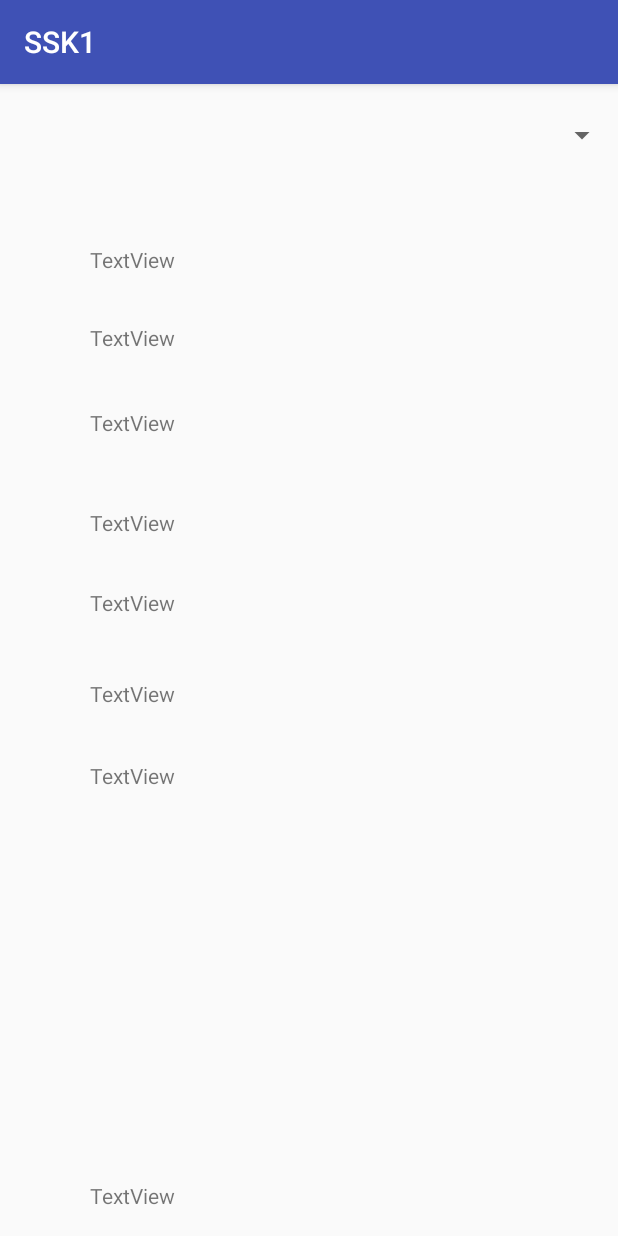
After one commit to Bengaluru18/team-13, an Android app: the vi screen opened directly, with no data from a screen before it, on a phone screen of 412 x 824 dp. The commit adds this screen. Run offline under Robolectric (Android 15) with nearby library versions, the phone set to English and light mode, and no system bars.

Commit message:
ui merged

```diff
--- a/Android/SSK1/app/src/main/AndroidManifest.xml
+++ b/Android/SSK1/app/src/main/AndroidManifest.xml
@@ -25,7 +25,11 @@
             </intent-filter>
         </activity>
         <activity android:name=".MainActivity" />
-        <activity android:name=".DocActivity"></activity>
+        <activity android:name=".DocActivity" />
+        <activity android:name=".dell" />
+        <activity android:name=".vi" />
+        <activity android:name=".appoint" />
+        <activity android:name=".ben"></activity>
     </application>
 
 </manifest>
--- /dev/null
+++ b/Android/SSK1/app/src/main/java/com/android/team13/ssk1/vi.java
@@ -0,0 +1,30 @@
+package com.android.team13.ssk1;
+
+import android.os.Bundle;
+import android.support.v7.app.AppCompatActivity;
+import android.widget.TextView;
+
+public class vi extends AppCompatActivity {
+    TextView t1;
+    TextView t2;
+    TextView t3;
+    TextView t4;
+    TextView t5;
+    TextView t6;
+    TextView t7;
+    TextView t8;
+
+    @Override
+    protected void onCreate(Bundle savedInstanceState) {
+        super.onCreate(savedInstanceState);
+        setContentView(R.layout.activity_vi);
+        t1= (TextView)findViewById(R.id.textView);
+        t2= (TextView)findViewById(R.id.textView);
+        t3= (TextView)findViewById(R.id.textView);
+        t4= (TextView)findViewById(R.id.textView);
+        t5= (TextView)findViewById(R.id.textView);
+        t6= (TextView)findViewById(R.id.textView);
+        t7= (TextView)findViewById(R.id.textView);
+        t8= (TextView)findViewById(R.id.textView);
+    }
+}
--- /dev/null
+++ b/Android/SSK1/app/src/main/res/layout/activity_vi.xml
@@ -0,0 +1,100 @@
+<?xml version="1.0" encoding="utf-8"?>
+<RelativeLayout xmlns:android="http://schemas.android.com/apk/res/android"
+    xmlns:app="http://schemas.android.com/apk/res-auto"
+    xmlns:tools="http://schemas.android.com/tools"
+    android:layout_width="match_parent"
+    android:layout_height="match_parent"
+    tools:context=".vi">
+
+    <Spinner
+        android:id="@+id/spinner2"
+        android:layout_width="match_parent"
+        android:layout_height="wrap_content"
+        android:layout_marginTop="22dp"
+        android:layout_alignParentTop="true"
+        android:layout_alignParentLeft="true"
+        android:layout_alignParentStart="true" />
+
+    <TextView
+        android:id="@+id/textView"
+        android:layout_width="wrap_content"
+        android:layout_height="wrap_content"
+        android:layout_alignParentLeft="true"
+        android:layout_alignParentStart="true"
+        android:layout_below="@+id/spinner2"
+        android:layout_marginLeft="60dp"
+        android:layout_marginStart="60dp"
+        android:layout_marginTop="113dp"
+        android:text="TextView" />
+
+    <TextView
+        android:id="@+id/textView2"
+        android:layout_width="wrap_content"
+        android:layout_height="wrap_content"
+        android:layout_alignEnd="@+id/textView"
+        android:layout_alignRight="@+id/textView"
+        android:layout_below="@+id/textView"
+        android:layout_marginTop="37dp"
+        android:text="TextView" />
+
+    <TextView
+        android:id="@+id/textView3"
+        android:layout_width="wrap_content"
+        android:layout_height="wrap_content"
+        android:layout_alignLeft="@+id/textView2"
+        android:layout_alignStart="@+id/textView2"
+        android:layout_below="@+id/textView2"
+        android:layout_marginTop="47dp"
+        android:text="TextView" />
+
+    <TextView
+        android:id="@+id/textView4"
+        android:layout_width="wrap_content"
+        android:layout_height="wrap_content"
+        android:layout_alignEnd="@+id/textView3"
+        android:layout_alignRight="@+id/textView3"
+        android:layout_below="@+id/textView3"
+        android:layout_marginTop="34dp"
+        android:text="TextView" />
+
+    <TextView
+        android:id="@+id/textView5"
+        android:layout_width="wrap_content"
+        android:layout_height="wrap_content"
+        android:layout_alignLeft="@+id/textView4"
+        android:layout_alignStart="@+id/textView4"
+        android:layout_below="@+id/textView4"
+        android:layout_marginTop="41dp"
+        android:text="TextView" />
+
+    <TextView
+        android:id="@+id/textView6"
+        android:layout_width="wrap_content"
+        android:layout_height="wrap_content"
+        android:layout_alignLeft="@+id/textView5"
+        android:layout_alignStart="@+id/textView5"
+        android:layout_below="@+id/textView5"
+        android:layout_marginTop="35dp"
+        android:text="TextView" />
+
+    <TextView
+        android:id="@+id/textView7"
+        android:layout_width="wrap_content"
+        android:layout_height="wrap_content"
+        android:layout_above="@+id/textView2"
+        android:layout_alignLeft="@+id/textView"
+        android:layout_alignStart="@+id/textView"
+        android:layout_marginBottom="52dp"
+        android:clickable="true"
+        android:text="TextView" />
+
+    <TextView
+        android:id="@+id/textView8"
+        android:layout_width="wrap_content"
+        android:layout_height="wrap_content"
+        android:layout_alignLeft="@+id/textView6"
+        android:layout_alignParentBottom="true"
+        android:layout_alignStart="@+id/textView6"
+        android:layout_marginBottom="17dp"
+        android:text="TextView" />
+</RelativeLayout>
```
Also changed, not shown: Android/SSK1/app/src/main/java/com/android/team13/ssk1/DatabaseHandler.java (+20 -2 lines), Android/SSK1/app/src/main/java/com/android/team13/ssk1/MainActivity.java (+32 -2 lines), Android/SSK1/app/src/main/java/com/android/team13/ssk1/appoint.java (added, +111 -0 lines), Android/SSK1/app/src/main/java/com/android/team13/ssk1/ben.java (added, +13 -0 lines), Android/SSK1/app/src/main/java/com/android/team13/ssk1/dell.java (added, +62 -0 lines), Android/SSK1/app/src/main/res/layout/activity_appoint.xml (added, +52 -0 lines), Android/SSK1/app/src/main/res/layout/activity_ben.xml (added, +9 -0 lines), Android/SSK1/app/src/main/res/layout/activity_dell.xml (added, +24 -0 lines), Android/SSK1/app/src/main/res/layout/activity_main.xml (+29 -2 lines).
